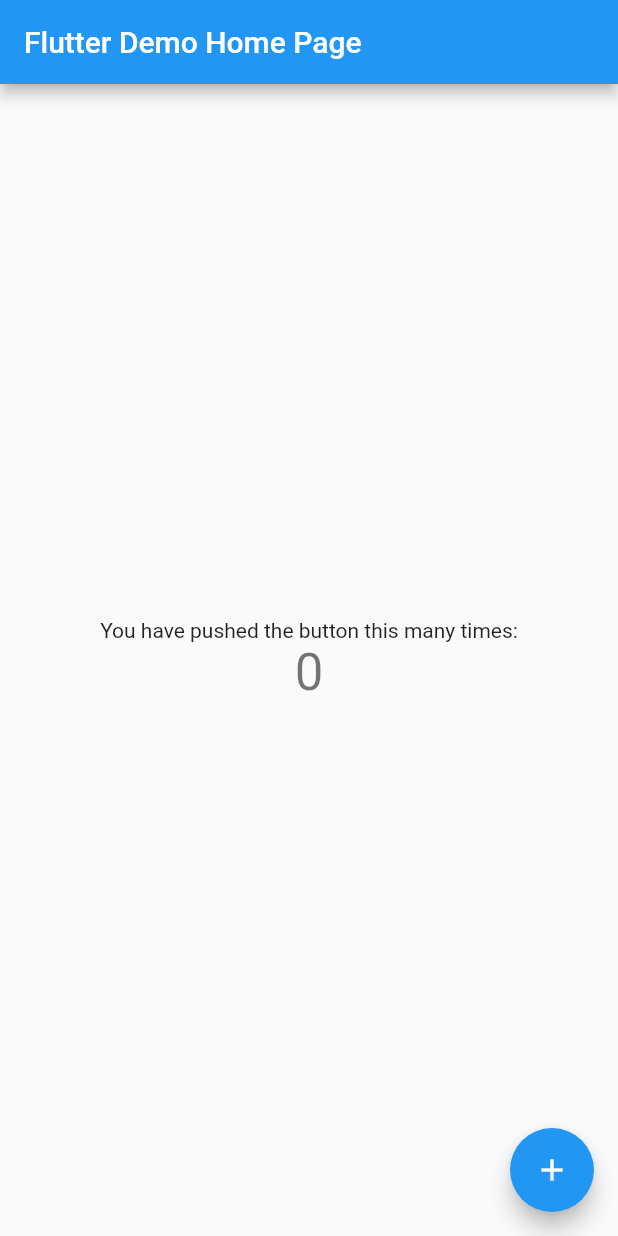
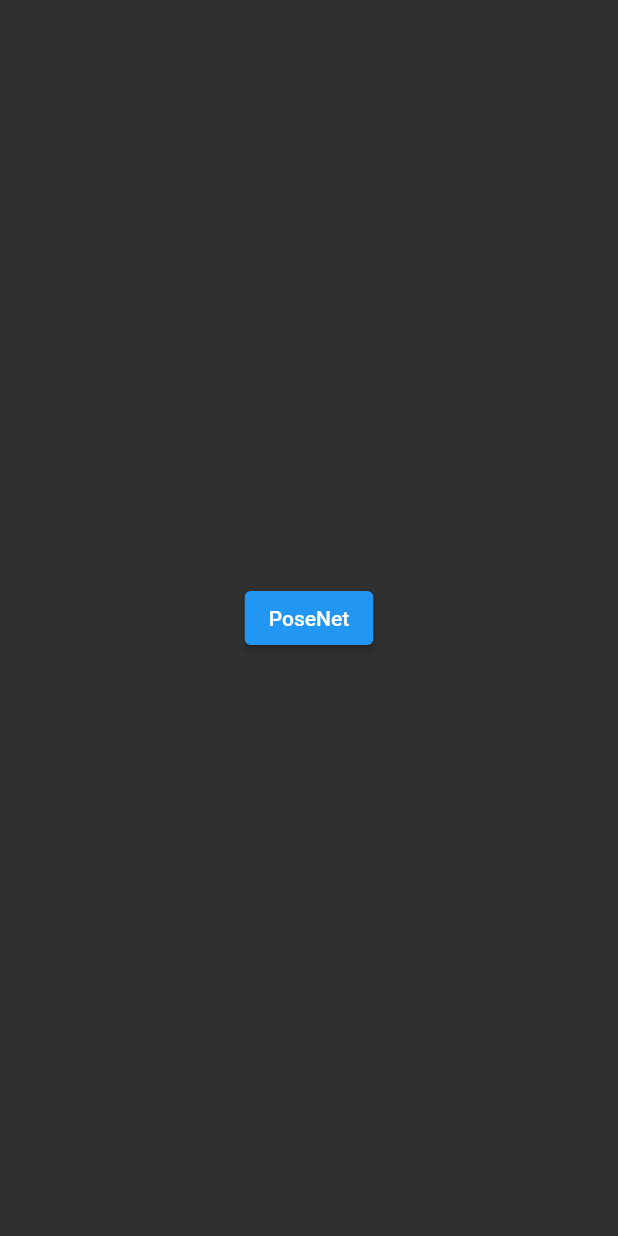
Before and after one commit to akab1902/PersonalTrainingApp, a Flutter app: the screen it shows after launch, on a phone screen of 412 x 824 dp. Run offline on Flutter 3.47's test engine with Material 2 defaults, Android fonts, the phone set to English and light mode, and no system bars; our stand-ins replace camera, firebase_core; missing offline and left inert: tflite; accounts and stored records are empty.

Commit message:
add posenet

```diff
--- /dev/null
+++ b/lib/home.dart
@@ -0,0 +1,90 @@
+import 'package:flutter/material.dart';
+import 'package:camera/camera.dart';
+import 'package:tflite/tflite.dart';
+import 'dart:math' as math;
+
+import 'camera.dart';
+import 'bndbox.dart';
+import 'models.dart';
+
+class HomePage extends StatefulWidget {
+  final List<CameraDescription> cameras;
+
+  HomePage(this.cameras);
+
+  @override
+  _HomePageState createState() => new _HomePageState();
+}
+
+class _HomePageState extends State<HomePage> {
+  List<dynamic>? _recognitions;
+  int _imageHeight = 0;
+  int _imageWidth = 0;
+  String _model = "";
+
+  @override
+  void initState() {
+    super.initState();
+  }
+
+  loadModel() async {
+    String? res;
+    switch (_model) {
+      case posenet:
+        res = await Tflite.loadModel(
+            model: "assets/posenet_mv1_075_float_from_checkpoints.tflite");
+        break;
+    }
+    print(res);
+  }
+
+  onSelect(model) {
+    setState(() {
+      _model = model;
+    });
+    loadModel();
+  }
+
+  setRecognitions(recognitions, imageHeight, imageWidth) {
+    setState(() {
+      _recognitions = recognitions;
+      _imageHeight = imageHeight;
+      _imageWidth = imageWidth;
+    });
+  }
+
+  @override
+  Widget build(BuildContext context) {
+    Size screen = MediaQuery.of(context).size;
+    return Scaffold(
+      body: _model == ""
+          ? Center(
+        child: Column(
+          mainAxisAlignment: MainAxisAlignment.center,
+          children: <Widget>[
+            ElevatedButton(
+              child: const Text(posenet),
+              onPressed: () => onSelect(posenet),
+            ),
+          ],
+        ),
+      )
+          : Stack(
+        children: [
+          Camera(
+            widget.cameras,
+            _model,
+            setRecognitions,
+          ),
+          BndBox(
+              _recognitions == null ? [] : _recognitions!,
+              math.max(_imageHeight, _imageWidth),
+              math.min(_imageHeight, _imageWidth),
+              screen.height,
+              screen.width,
+              _model),
+        ],
+      ),
+    );
+  }
+}
--- a/lib/main.dart
+++ b/lib/main.dart
@@ -1,99 +1,29 @@
+import 'dart:async';
 import 'package:flutter/material.dart';
-import 'package:firebase_core/firebase_core.dart';
-import 'firebase_options.dart';
+import 'package:camera/camera.dart';
+import 'home.dart';
 
-Future<void> main() async {
+List<CameraDescription>? cameras;
+
+Future<Null> main() async {
   WidgetsFlutterBinding.ensureInitialized();
-  await Firebase.initializeApp(
-    options: DefaultFirebaseOptions.currentPlatform,
-  );
-  runApp(const MyApp());
+  try {
+    cameras = await availableCameras();
+  } on CameraException catch (e) {
+    print('Error: $e.code\nError Message: $e.message');
+  }
+  runApp(new MyApp());
 }
 
 class MyApp extends StatelessWidget {
-  const MyApp({super.key});
-
-  // This widget is the root of your application.
   @override
   Widget build(BuildContext context) {
-
     return MaterialApp(
-      title: 'Flutter Demo',
+      title: 'tflite real-time detection',
       theme: ThemeData(
-        primarySwatch: Colors.blue,
+        brightness: Brightness.dark,
       ),
-      home: const MyHomePage(title: 'Flutter Demo Home Page'),
+      home: HomePage(cameras!),
     );
   }
 }
-
-class MyHomePage extends StatefulWidget {
-  const MyHomePage({super.key, required this.title});
-
-  final String title;
-
-  @override
-  State<MyHomePage> createState() => _MyHomePageState();
-}
-
-class _MyHomePageState extends State<MyHomePage> {
-  int _counter = 0;
-
-  void _incrementCounter() {
-    setState(() {
-      _counter++;
-    });
-  }
-
-  @override
-  Widget build(BuildContext context) {
-    // This method is rerun every time setState is called, for instance as done
-    // by the _incrementCounter method above.
-    //
-    // The Flutter framework has been optimized to make rerunning build methods
-    // fast, so that you can just rebuild anything that needs updating rather
-    // than having to individually change instances of widgets.
-    return Scaffold(
-      appBar: AppBar(
-        // Here we take the value from the MyHomePage object that was created by
-        // the App.build method, and use it to set our appbar title.
-        title: Text(widget.title),
-      ),
-      body: Center(
-        // Center is a layout widget. It takes a single child and positions it
-        // in the middle of the parent.
-        child: Column(
-          // Column is also a layout widget. It takes a list of children and
-          // arranges them vertically. By default, it sizes itself to fit its
-          // children horizontally, and tries to be as tall as its parent.
-          //
-          // Invoke "debug painting" (press "p" in the console, choose the
-          // "Toggle Debug Paint" action from the Flutter Inspector in Android
-          // Studio, or the "Toggle Debug Paint" command in Visual Studio Code)
-          // to see the wireframe for each widget.
-          //
-          // Column has various properties to control how it sizes itself and
-          // how it positions its children. Here we use mainAxisAlignment to
-          // center the children vertically; the main axis here is the vertical
-          // axis because Columns are vertical (the cross axis would be
-          // horizontal).
-          mainAxisAlignment: MainAxisAlignment.center,
-          children: <Widget>[
-            const Text(
-              'You have pushed the button this many times:',
-            ),
-            Text(
-              '$_counter',
-              style: Theme.of(context).textTheme.headline4,
-            ),
-          ],
-        ),
-      ),
-      floatingActionButton: FloatingActionButton(
-        onPressed: _incrementCounter,
-        tooltip: 'Increment',
-        child: const Icon(Icons.add),
-      ), // This trailing comma makes auto-formatting nicer for build methods.
-    );
-  }
-}
--- /dev/null
+++ b/lib/models.dart
@@ -0,0 +1 @@
+const String posenet = "PoseNet";
```
Also changed, not shown: lib/bndbox.dart (added, +66 -0 lines), lib/camera.dart (added, +101 -0 lines), pubspec.yaml (+8 -34 lines), 8 other files.
